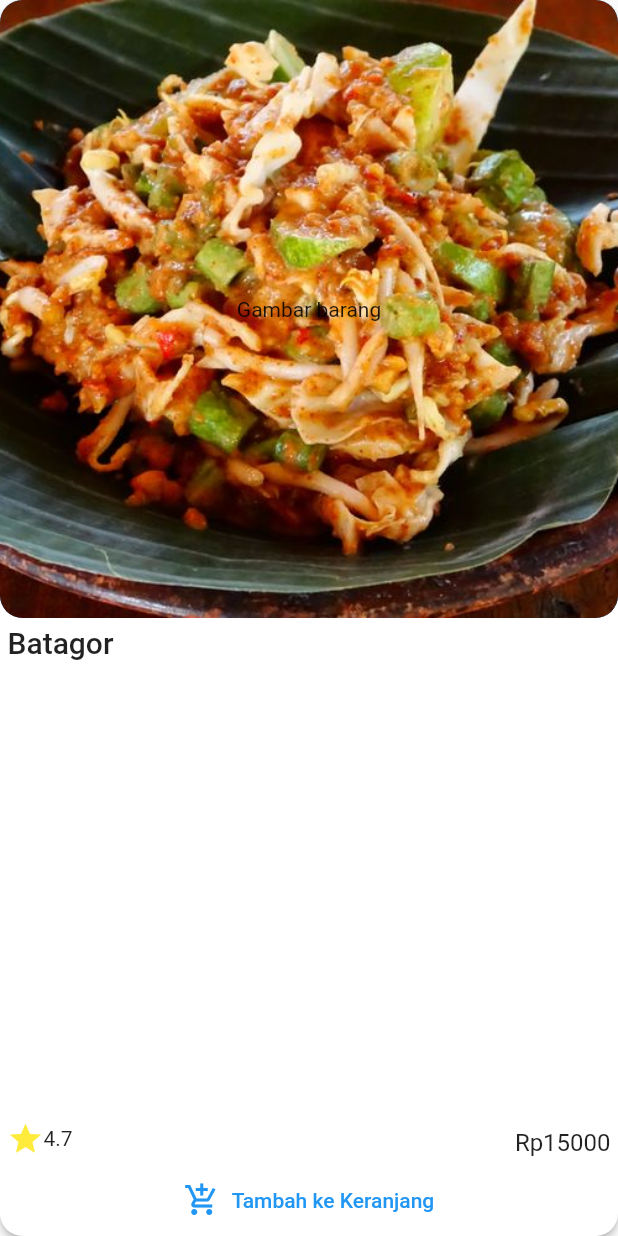
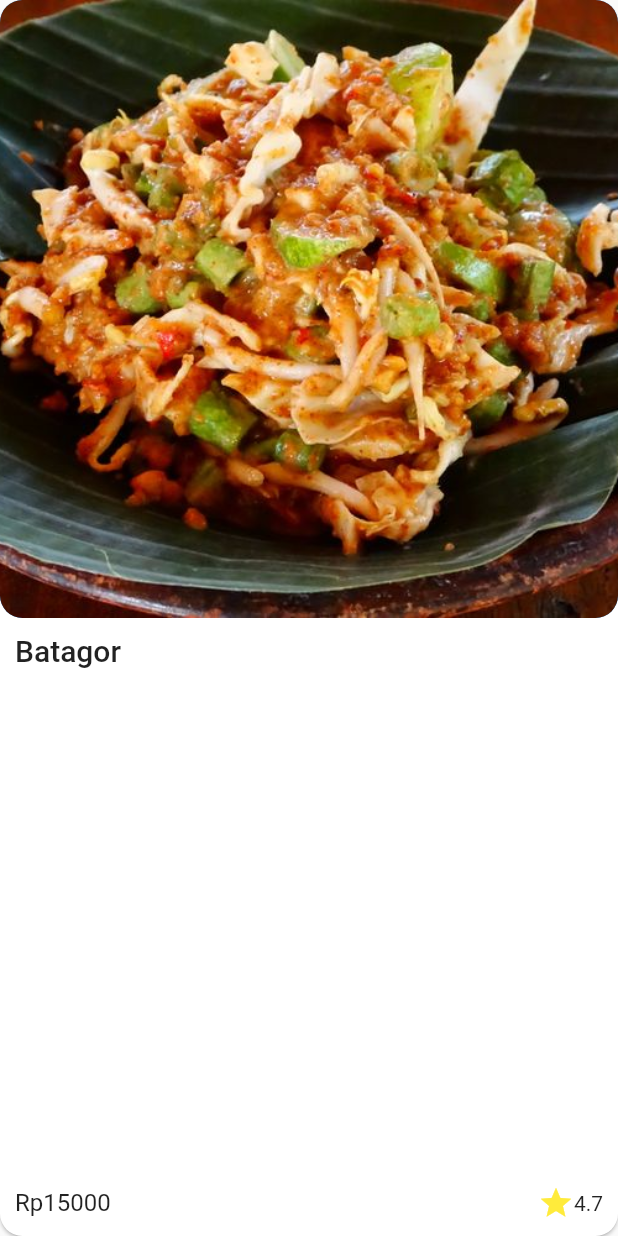
Before and after one commit to x4nn/flutter_mini_marketplace_app, a Flutter app: the CatalogListItem widget shown alone on an empty page, opened directly with sample values from the repository, on a phone screen of 412 x 824 dp. Run offline on Flutter 3.47's test engine with Material 2 defaults, Android fonts, the phone set to English and light mode, and no system bars; our stand-ins replace equatable, flutter_bloc.

Commit message:
remove 'add to cart' button in catalog item
Fix inkwell splash behind product image

```diff
--- a/lib/catalog/widgets/catalog_list_item.dart
+++ b/lib/catalog/widgets/catalog_list_item.dart
@@ -1,8 +1,6 @@
 import 'package:flutter/material.dart';
-import 'package:flutter_bloc/flutter_bloc.dart';
-import 'package:fluttertoast/fluttertoast.dart';
-import 'package:mini_marketplace_app/cart/bloc/cart_bloc.dart';
 import 'package:mini_marketplace_app/catalog/model/models.dart';
+import 'package:mini_marketplace_app/product_detail/product_detail.dart';
 
 class CatalogListItem extends StatelessWidget {
   const CatalogListItem({Key? key, required this.item}) : super(key: key);
@@ -12,13 +10,11 @@ class CatalogListItem extends StatelessWidget {
   @override
   Widget build(BuildContext context) {
     final textTheme = Theme.of(context).textTheme;
-    return Material(
-      elevation: 2,
-      color: Colors.white,
-      borderRadius: BorderRadius.circular(15),
-      child: InkWell(
-        onTap: () {},
-        borderRadius: BorderRadius.circular(15),
+    return Stack(
+      children: [
+        Card(
+          shape: RoundedRectangleBorder(borderRadius: BorderRadius.circular(15)),
+          margin: const EdgeInsets.all(0),
           child: Column(
             mainAxisAlignment: MainAxisAlignment.start,
             crossAxisAlignment: CrossAxisAlignment.center,
@@ -34,12 +30,11 @@ class CatalogListItem extends StatelessWidget {
                     borderRadius: BorderRadius.circular(15),
                     color: Colors.blue,
                   ),
-                child: const Center(child: Text('Gambar barang')),
                 ),
               ),
               Expanded(
                 child: Padding(
-                padding: const EdgeInsets.all(5.0),
+                  padding: const EdgeInsets.all(10.0),
                   child: Column(
                     mainAxisAlignment: MainAxisAlignment.spaceBetween,
                     crossAxisAlignment: CrossAxisAlignment.start,
@@ -47,38 +42,41 @@ class CatalogListItem extends StatelessWidget {
                       Text(item.title, style: textTheme.titleLarge),
                       Row(
                         mainAxisAlignment: MainAxisAlignment.spaceBetween,
-                      crossAxisAlignment: CrossAxisAlignment.end,
+                        crossAxisAlignment: CrossAxisAlignment.center,
                         children: [
+                          Text('Rp${item.price}', style: textTheme.titleMedium),
                           Row(
                             children: [
                               const Icon(Icons.star, color: Colors.yellow),
                               Text('${item.rating}', style: textTheme.bodyMedium),
                             ],
                           ),
-                        Text('Rp${item.price}', style: textTheme.titleMedium),
                         ],
                       ),
                     ],
                   ),
                 ),
               ),
-            OutlinedButton.icon(
-              onPressed: () {
-                context.read<CartBloc>().add(CartEventAddItem(item: item, count: 1));
-                Fluttertoast.cancel().whenComplete(() {
-                  Fluttertoast.showToast(msg: '"${item.title}" telah dimasukkan ke keranjang');
-                });
+            ],
+          ),
+        ),
+        Positioned.fill(
+          child: Material(
+            color: Colors.transparent,
+            borderRadius: BorderRadius.circular(15),
+            child: InkWell(
+              splashColor: const Color.fromARGB(101, 33, 149, 243),
+              onTap: () {
+                final route = MaterialPageRoute(
+                  builder: (context) => ProductDetailPage(item: item),
+                );
+                Navigator.of(context).push(route);
               },
-              icon: const Icon(Icons.add_shopping_cart),
-              label: const Text("Tambah ke Keranjang"),
-              style: OutlinedButton.styleFrom(
-                side: const BorderSide(color: Colors.transparent),
-                shape: RoundedRectangleBorder(borderRadius: BorderRadius.circular(15)),
+              borderRadius: BorderRadius.circular(15),
+            ),
           ),
         ),
       ],
-        ),
-      ),
     );
   }
 }
```
Lines whose indentation alone changed are shown as unchanged.
